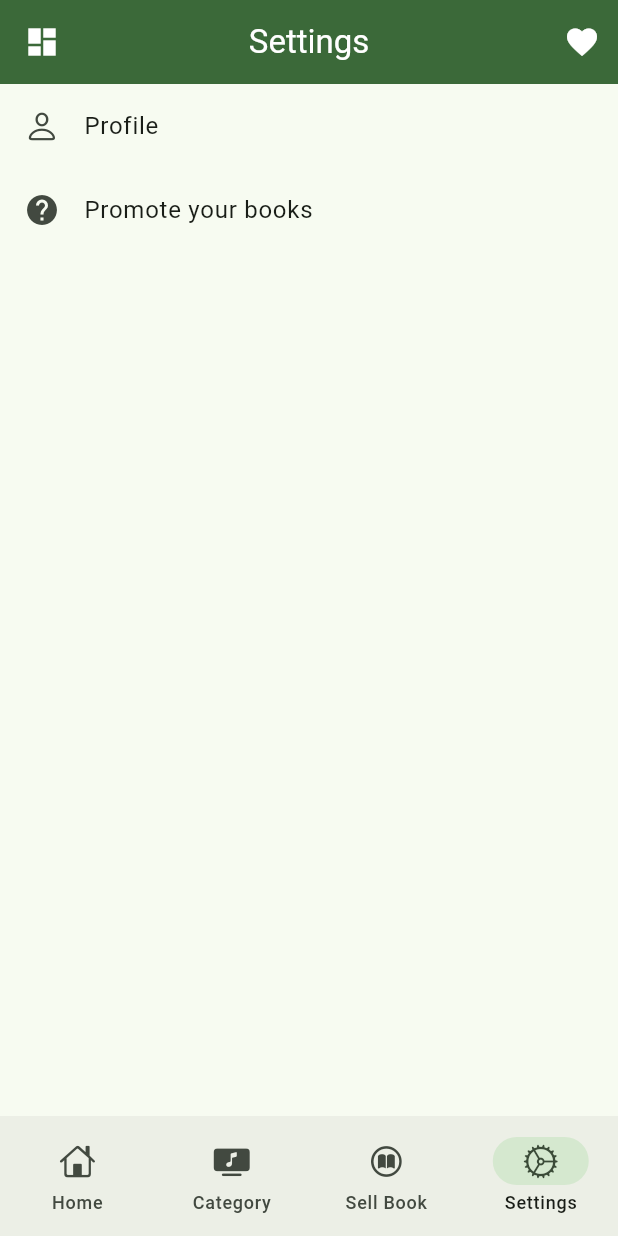
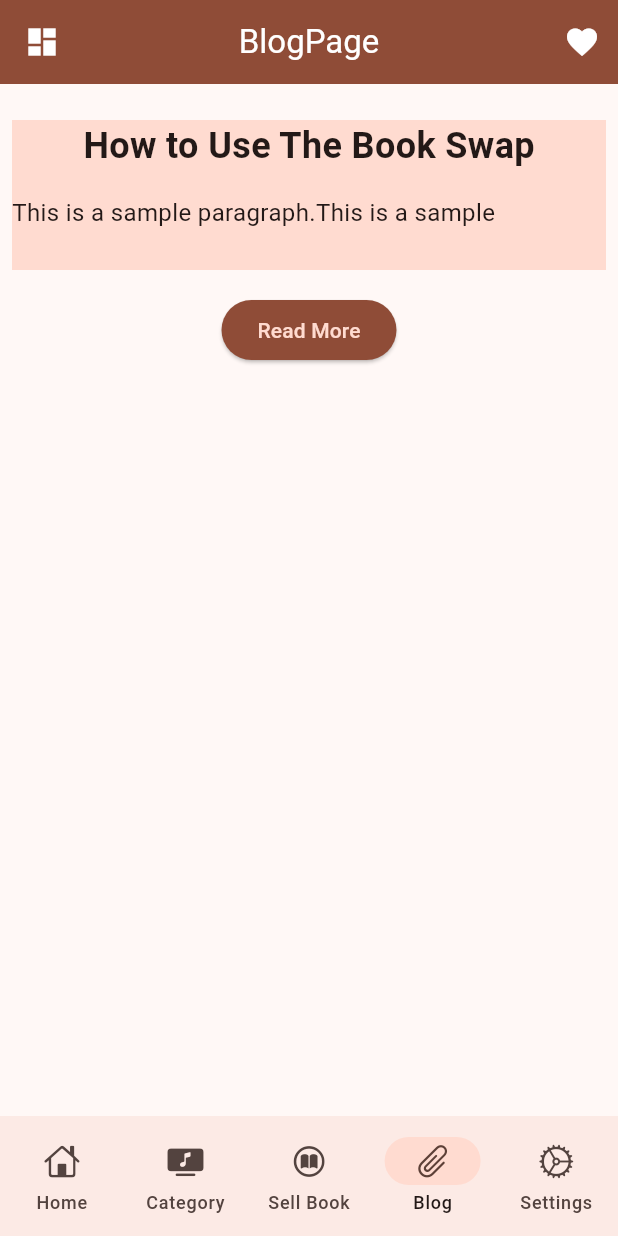
Before and after one commit to mustafahawari/book_aviyan, a Flutter app: the screen it shows once a user with an empty profile is signed in, item 4 of the bottom bar chosen, on a phone screen of 412 x 824 dp. Run offline on Flutter 3.47's test engine with Material 2 defaults, Android fonts, the light colour scheme and no system bars; our stand-ins replace bloc, cached_network_image, cloud_firestore, equatable, firebase_auth, firebase_core and 10 more; accounts and stored records are empty; network calls fail.

Commit message:
This is new

```diff
--- a/lib/main.dart
+++ b/lib/main.dart
@@ -75,7 +75,7 @@ class MyApp extends StatelessWidget {
           title: 'The Book Swap',
           theme: ThemeData(
             useMaterial3: true,
-            colorSchemeSeed: Colors.green,
+            colorSchemeSeed: Colors.deepOrangeAccent,
             // appBarTheme: AppBarTheme(
             //   backgroundColor: Theme.of(context).colorScheme.primary
             // ),
--- /dev/null
+++ b/lib/presentation/gui/blog_page.dart
@@ -0,0 +1,87 @@
+import 'package:flutter/material.dart';
+import 'package:flutter/src/foundation/key.dart';
+import 'package:flutter/src/widgets/framework.dart';
+import 'package:flutter/src/widgets/placeholder.dart';
+
+class BlogPage extends StatefulWidget {
+  @override
+  _BlogPageState createState() => _BlogPageState();
+}
+
+class _BlogPageState extends State<BlogPage> {
+  bool _isExpanded = false;
+
+  @override
+  Widget build(BuildContext context) {
+    return Scaffold(
+      body: Padding(
+        padding: const EdgeInsets.all(8.0),
+        child: Column(
+          children: <Widget>[
+            SizedBox(height: 16.0),
+            ExpandableContainer(
+              isExpanded: _isExpanded,
+              child: Container(
+                height: 100.0,
+                color: Theme.of(context).colorScheme.primaryContainer,
+                child: Column(
+                  children: <Widget>[
+                    Text(
+                      'How to Use The Book Swap',
+                      style: TextStyle(
+                        fontSize: 24,
+                        fontWeight: FontWeight.bold,
+                      ),
+                    ),
+                    SizedBox(height: 16),
+                    Text(
+                      'This is a sample paragraph.This is a sample paragraph. this is a sample paragraph. this is a sample paragraph',
+                      style: TextStyle(
+                        fontSize: 16,
+                      ),
+                      maxLines: _isExpanded ? null : 1,
+                    ),
+                  ],
+                ),
+              ),
+            ),
+            SizedBox(height: 16.0),
+            ElevatedButton(
+              onPressed: () {
+                setState(() {
+                  _isExpanded = !_isExpanded;
+                });
+              },
+              child: Text(_isExpanded == true ? 'Collapse' : 'Read More'),
+              style: ButtonStyle(
+                  foregroundColor: MaterialStateProperty.all(
+                      Theme.of(context).colorScheme.primaryContainer),
+                  backgroundColor: MaterialStateProperty.all(
+                      Theme.of(context).colorScheme.primary)),
+            ),
+          ],
+        ),
+      ),
+    );
+  }
+}
+
+class ExpandableContainer extends StatelessWidget {
+  final bool isExpanded;
+  final Widget child;
+
+  ExpandableContainer({
+    required this.isExpanded,
+    required this.child,
+  });
+
+  @override
+  Widget build(BuildContext context) {
+    return Container(
+      // duration: Duration(milliseconds: 250),
+      // curve: Curves.easeInOut,
+      height: isExpanded ? 200.0 : 100.0,
+      child: child,
+    );
+  }
+}
--- a/lib/presentation/gui/category/category_page.dart
+++ b/lib/presentation/gui/category/category_page.dart
@@ -58,19 +58,24 @@ class CategoryPage extends StatelessWidget {
                               child: Container(
                                 alignment: Alignment.center,
                                 decoration: BoxDecoration(
-                                    color: Theme.of(context).colorScheme.primaryContainer,
+                                    color: Theme.of(context)
+                                        .colorScheme
+                                        .primaryContainer,
                                     // borderRadius: BorderRadius.circular(15),
                                     shape: BoxShape.circle,
                                     boxShadow: [
                                       BoxShadow(
                                         offset: Offset(3, 6),
-                                        color: Theme.of(context).colorScheme.surfaceVariant,
+                                        color: Theme.of(context)
+                                            .colorScheme
+                                            .surfaceVariant,
                                         blurRadius: 7,
                                       )
                                     ]),
                                 child: Center(
                                   child: Text(
                                     data[index].name!,
+                                    textAlign: TextAlign.center,
                                     style: TextStyle(
                                       fontSize: 20,
                                       fontWeight: FontWeight.bold,
--- a/lib/presentation/gui/dashboard.dart
+++ b/lib/presentation/gui/dashboard.dart
@@ -2,6 +2,7 @@ import 'package:book_aviyan_final/core/injection/di.dart';
 import 'package:book_aviyan_final/presentation/common_widgets/custom_bottom_navbar.dart';
 import 'package:book_aviyan_final/presentation/feature/book/book_bloc.dart';
 import 'package:book_aviyan_final/presentation/feature/category/category_bloc.dart';
+import 'package:book_aviyan_final/presentation/gui/blog_page.dart';
 import 'package:book_aviyan_final/presentation/gui/book_seller/book_seller_page.dart';
 import 'package:book_aviyan_final/presentation/gui/category/category_page.dart';
 import 'package:book_aviyan_final/presentation/gui/home/home.dart';
@@ -36,10 +37,17 @@ class _DashboardState extends State<Dashboard> {
     Home(),
     CategoryPage(),
     BookSellerPage(),
+    BlogPage(),
     SettingsPage(),
   ];
 
-  List<String> pageTitle = ["EXPLORE", "Categories", "", "Settings"];
+  List<String> pageTitle = [
+    "EXPLORE",
+    "Categories",
+    "",
+    "BlogPage",
+    "Settings"
+  ];
   @override
   Widget build(BuildContext context) {
     return WillPopScope(
@@ -116,6 +124,8 @@ class _DashboardState extends State<Dashboard> {
             NavigationDestination(
                 icon: Icon(CupertinoIcons.book_circle), label: "Sell Book"),
             NavigationDestination(
+                icon: Icon(CupertinoIcons.paperclip), label: "Blog"),
+            NavigationDestination(
                 icon: Icon(CupertinoIcons.settings), label: "Settings")
           ],
         ),
```
Also changed, not shown: pubspec.lock.
